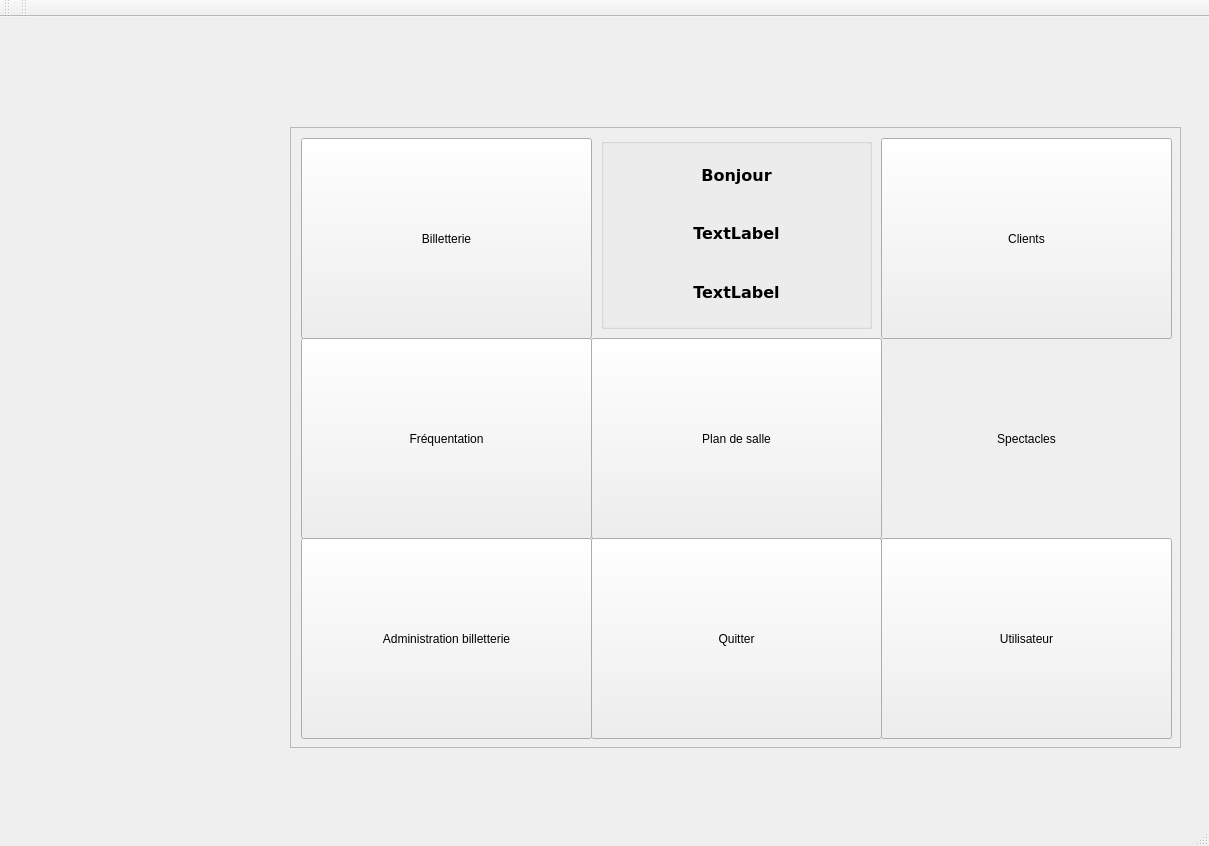
This is FestiClicC/accueil.ui in FestiClic/FestiClic3 as Qt 5 draws it before an edit. The edited form follows.
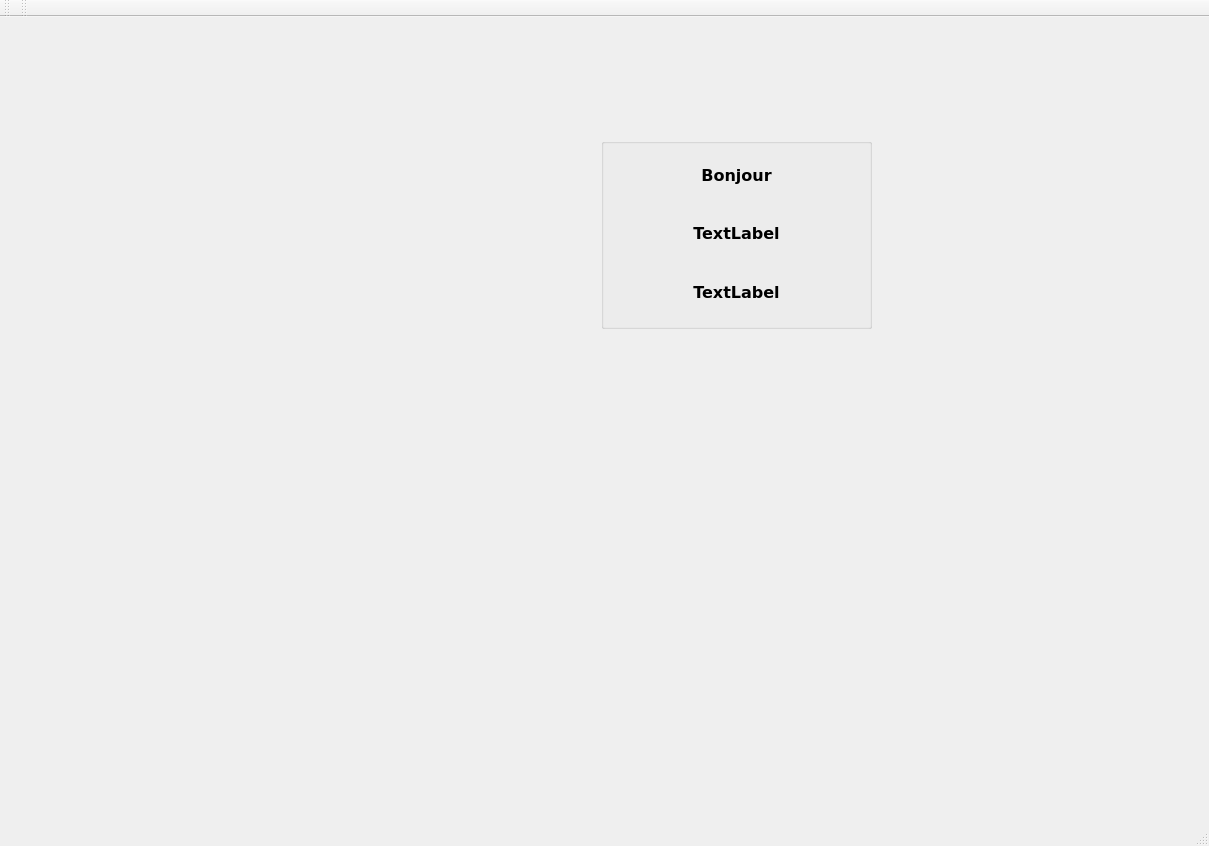
This is the edited form. Icons and pictures are not drawn.

Commit message: grosses difficultés avec l'automatisation de la gestion du plan

```diff
--- a/FestiClicC/accueil.ui
+++ b/FestiClicC/accueil.ui
@@ -33,6 +33,10 @@
       <height>621</height>
      </rect>
     </property>
+    <property name="styleSheet">
+     <string notr="true">    background-color: transparent;
+ </string>
+    </property>
     <property name="widgetResizable">
      <bool>true</bool>
     </property>
@@ -45,30 +49,26 @@
        <height>619</height>
       </rect>
      </property>
-     <widget class="QPushButton" name="aBtnBilletterie">
-      <property name="geometry">
-       <rect>
-        <x>10</x>
-        <y>10</y>
-        <width>291</width>
-        <height>201</height>
-       </rect>
-      </property>
-      <property name="text">
-       <string>Billetterie</string>
-      </property>
-     </widget>
      <widget class="QPushButton" name="aBtnFrequentation">
       <property name="geometry">
        <rect>
-        <x>10</x>
-        <y>210</y>
+        <x>590</x>
+        <y>410</y>
         <width>291</width>
         <height>201</height>
        </rect>
       </property>
+      <property name="styleSheet">
+       <string notr="true">
+    background-color: transparent;
+    border-image: url(:Frequentation.jpg);
+    background: none;
+    border: none;
+    background-repeat: no-repeat 
+</string>
+      </property>
       <property name="text">
-       <string>Fréquentation</string>
+       <string/>
       </property>
      </widget>
      <widget class="QGroupBox" name="groupBox">
@@ -88,8 +88,8 @@
      <widget class="QPushButton" name="aBtnSpectacles">
       <property name="geometry">
        <rect>
-        <x>590</x>
-        <y>210</y>
+        <x>10</x>
+        <y>10</y>
         <width>291</width>
         <height>201</height>
        </rect>
@@ -107,20 +107,7 @@
 }</string>
       </property>
       <property name="text">
-       <string>Spectacles</string>
-      </property>
-     </widget>
-     <widget class="QPushButton" name="aBtnUtilisateur">
-      <property name="geometry">
-       <rect>
-        <x>590</x>
-        <y>410</y>
-        <width>291</width>
-        <height>201</height>
-       </rect>
-      </property>
-      <property name="text">
-       <string>Utilisateur</string>
+       <string/>
       </property>
      </widget>
      <widget class="QPushButton" name="aBtnQuitter">
@@ -132,8 +119,20 @@
         <height>201</height>
        </rect>
       </property>
+      <property name="styleSheet">
+       <string notr="true">#aBtnQuitter{
+    background-color: transparent;
+    border-image: url(:Quitter.jpg);
+    background: none;
+    border: none;
+    background-repeat: no-repeat 
+}
+#aBtnQuitter:pressed{
+    border-image: url(:Quitter.jpg);
+}</string>
+      </property>
       <property name="text">
-       <string>Quitter</string>
+       <string/>
       </property>
      </widget>
      <widget class="QPushButton" name="aBtnClients">
@@ -145,21 +144,40 @@
         <height>201</height>
        </rect>
       </property>
+      <property name="styleSheet">
+       <string notr="true">#aBtnClients{
+    background-color: transparent;
+    border-image: url(:Spectateur.jpg);
+    background: none;
+    border: none;
+    background-repeat: no-repeat 
+}
+</string>
+      </property>
       <property name="text">
-       <string>Clients</string>
+       <string/>
       </property>
      </widget>
      <widget class="QPushButton" name="aBtnPlanDeSalle">
       <property name="geometry">
        <rect>
-        <x>300</x>
+        <x>590</x>
         <y>210</y>
         <width>291</width>
         <height>201</height>
        </rect>
       </property>
+      <property name="styleSheet">
+       <string notr="true">
+    background-color: transparent;
+    border-image: url(:PlanDeSalle.jpg);
+    background: none;
+    border: none;
+    background-repeat: no-repeat 
+</string>
+      </property>
       <property name="text">
-       <string>Plan de salle</string>
+       <string/>
       </property>
      </widget>
      <widget class="QPushButton" name="aBtnAdministratioBillet">
@@ -171,11 +189,21 @@
         <height>201</height>
        </rect>
       </property>
+      <property name="styleSheet">
+       <string notr="true">#aBtnAdministratioBillet{
+    background-color: transparent;
+    border-image: url(:AdminBilletterie.jpg);
+    background: none;
+    border: none;
+    background-repeat: no-repeat 
+}
+</string>
+      </property>
       <property name="text">
-       <string>Administration billetterie</string>
+       <string/>
       </property>
      </widget>
-     <widget class="QWidget" name="">
+     <widget class="QWidget" name="layoutWidget">
       <property name="geometry">
        <rect>
         <x>310</x>
@@ -352,6 +380,51 @@
        </item>
       </layout>
      </widget>
+     <widget class="QPushButton" name="aBtnBilletterie">
+      <property name="geometry">
+       <rect>
+        <x>300</x>
+        <y>210</y>
+        <width>291</width>
+        <height>201</height>
+       </rect>
+      </property>
+      <property name="styleSheet">
+       <string notr="true">
+    background-color: transparent;
+    border-image: url(:Billetterie.jpg);
+    background: none;
+    border: none;
+    background-repeat: no-repeat 
+</string>
+      </property>
+      <property name="text">
+       <string/>
+      </property>
+     </widget>
+     <widget class="QPushButton" name="aBtnUtilisateur">
+      <property name="geometry">
+       <rect>
+        <x>10</x>
+        <y>210</y>
+        <width>291</width>
+        <height>201</height>
+       </rect>
+      </property>
+      <property name="styleSheet">
+       <string notr="true">#aBtnUtilisateur{
+    background-color: transparent;
+    border-image: url(:Utilisateurs.jpg);
+    background: none;
+    border: none;
+    background-repeat: no-repeat 
+}
+</string>
+      </property>
+      <property name="text">
+       <string/>
+      </property>
+     </widget>
     </widget>
    </widget>
   </widget>
```
Left out of the diff: 249 changed lines with no effect on the pictures. The commit also changes 18 other files.
